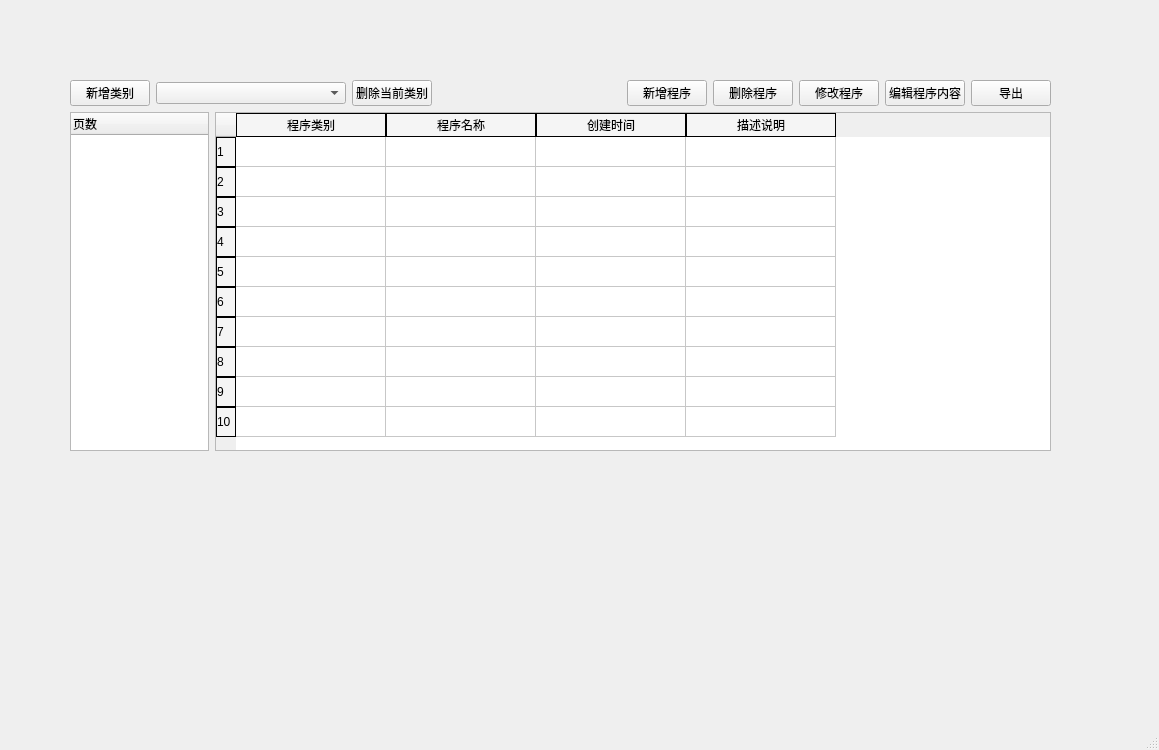
Above: startwindow.ui from woodfsg/QT_ConfigUI before the change. Below: the same form after it.
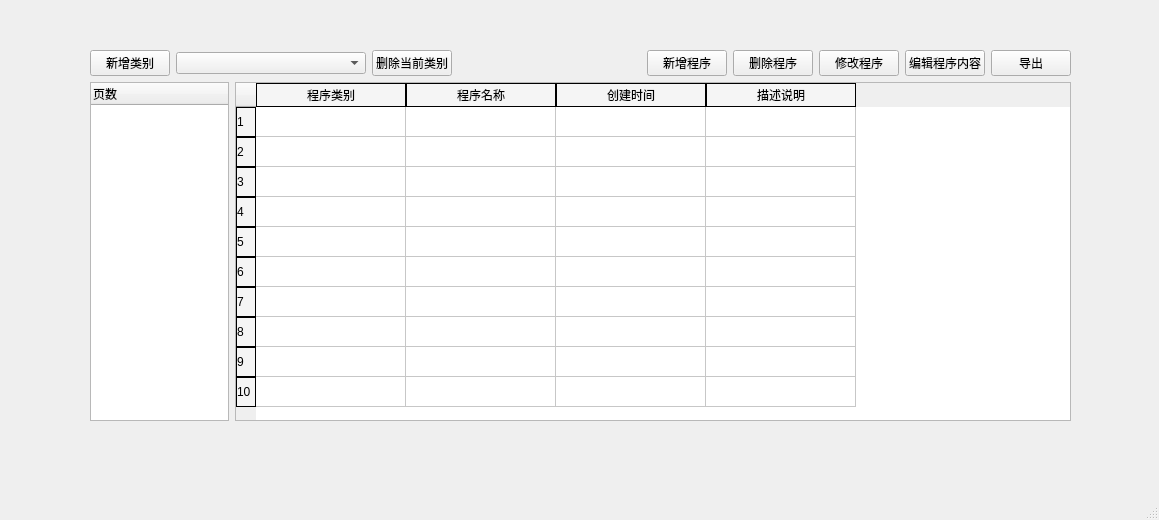
That is the form after the change.

Diff of the .ui file:
```diff
--- a/startwindow.ui
+++ b/startwindow.ui
@@ -7,7 +7,7 @@
     <x>0</x>
     <y>0</y>
     <width>1159</width>
-    <height>750</height>
+    <height>520</height>
    </rect>
   </property>
   <property name="windowTitle">
@@ -17,8 +17,8 @@
    <widget class="QWidget" name="layoutWidget">
     <property name="geometry">
      <rect>
-      <x>70</x>
-      <y>80</y>
+      <x>90</x>
+      <y>50</y>
       <width>981</width>
       <height>371</height>
      </rect>
```
